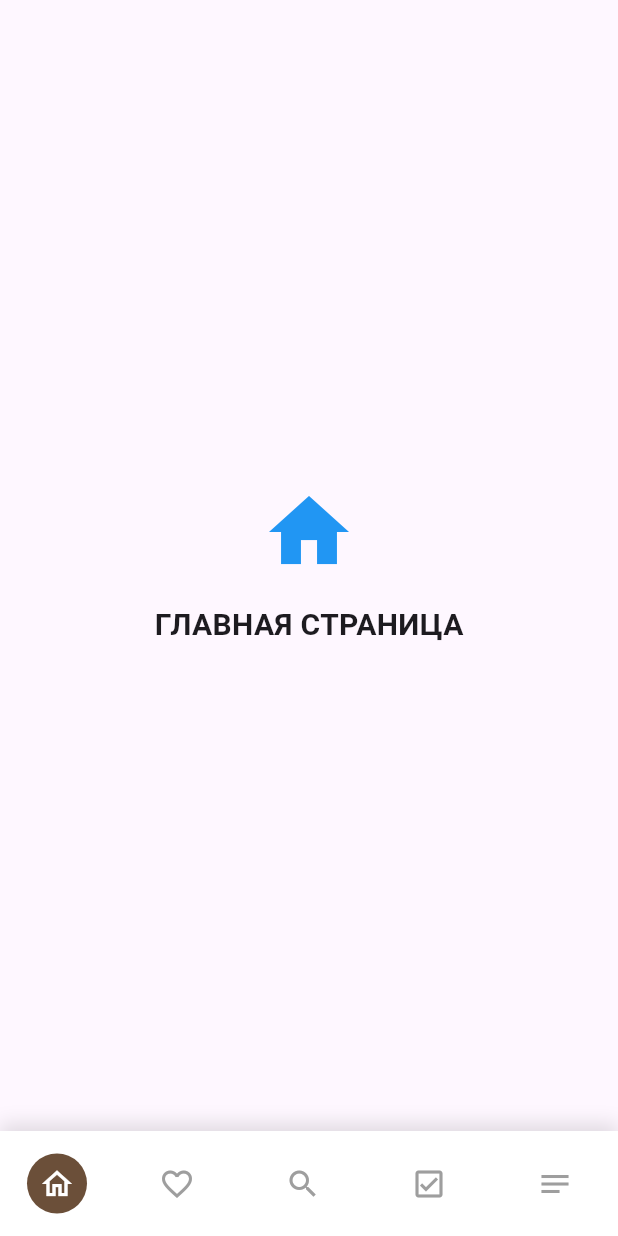
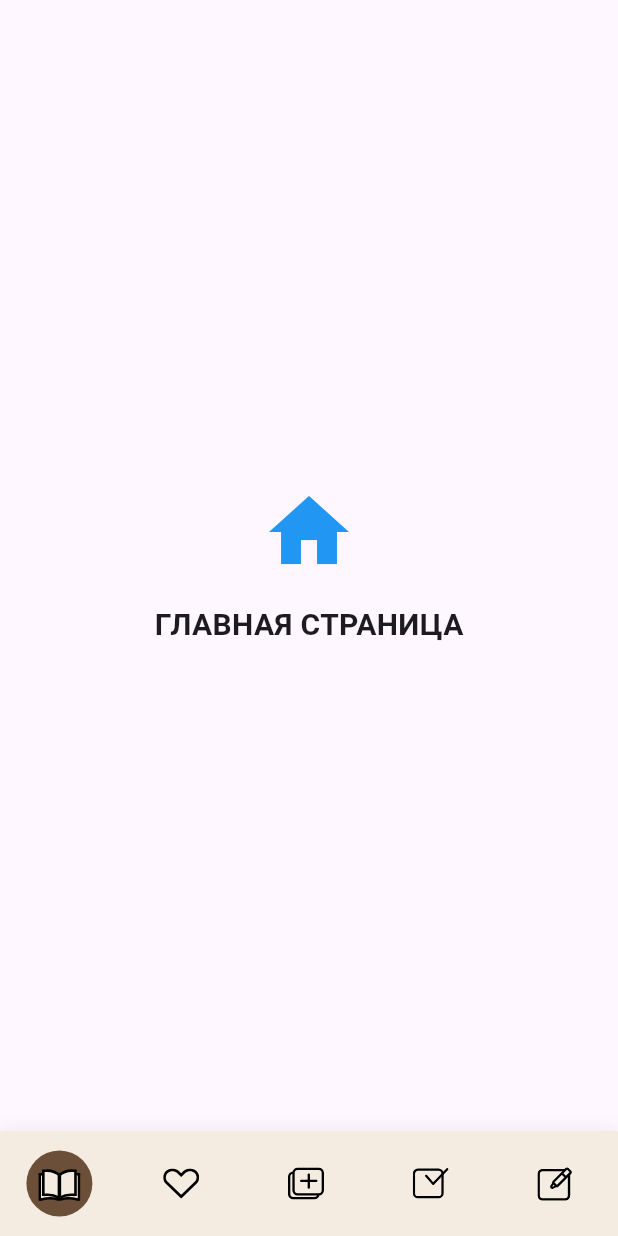
Before and after one commit to Annnna7/Book-Tracker, a Flutter app: the screen it shows after launch, on a phone screen of 412 x 824 dp. Run offline on Flutter 3.47's test engine with Material 3 defaults, Android fonts, the phone set to English and light mode, and no system bars; our stand-ins replace cached_network_image, flutter_svg.

Commit message:
finissshed widget navigation panel

```diff
--- a/lib/features/pages/home_page.dart
+++ b/lib/features/pages/home_page.dart
@@ -24,7 +24,7 @@ import 'book_search_page.dart';
 import 'wishlist_page.dart';
 import 'read_books_page.dart';
 import 'notes_page.dart';
-
+import 'package:book_tracker_app/features/widgets/nav_item.dart';
 
 class HomePage extends StatefulWidget {
   const HomePage({super.key});
--- a/lib/features/widgets/control_panel.dart
+++ b/lib/features/widgets/control_panel.dart
@@ -1,31 +1,6 @@
 import 'package:flutter/material.dart';
-
-enum NavItem {
-  home,        // Главная
-  wishlist,    // Вишлист
-  search,      // Поиск
-  completed,   // Прочитанное
-  notes,       // Заметки
-}
-
-/// Кастомная нижняя панель навигации для приложения BookTracker
-///
-/// Этот виджет предоставляет:
-/// - Интуитивную навигацию между основными разделами приложения
-/// - Визуальную индикацию текущего раздела через выделение активной кнопки
-/// - Единый стиль с брендовыми цветами приложения
-/// - Плавные переходы между состояниями кнопок
-///
-/// Особенности дизайна:
-/// - Активная кнопка отображается как коричневый кружок с белой иконкой
-/// - Неактивные кнопки - серые иконки без фона
-/// - Тень для создания эффекта "парящей" панели
-/// - Фиксированная высота 70px для оптимального UX
-///
-/// Принцип работы:
-/// - Получает текущее состояние через параметр selectedItem
-/// - Передает пользовательские взаимодействия через callback onItemTapped
-/// - Автоматически перерисовывается при изменении состояния
+import 'package:flutter_svg/flutter_svg.dart';
+import '../widgets/nav_item.dart';
 
 class ControlPanel extends StatelessWidget {
   final NavItem selectedItem;
@@ -40,61 +15,51 @@ class ControlPanel extends StatelessWidget {
   @override
   Widget build(BuildContext context) {
     const Color primaryBrown = Color.fromRGBO(107, 79, 57, 1.0);
-    const Color inactiveColor = Colors.grey;
+    const Color backgroundColor = Color(0xFFF4ECE1);
 
     return Container(
       height: 70,
-      decoration: const BoxDecoration(
-        color: Colors.white,
+      decoration: BoxDecoration(
+        color: backgroundColor,
         boxShadow: [
           BoxShadow(
-            color: Colors.black12,
-            blurRadius: 10,
-            offset: Offset(0, -5),
+            color: Colors.black.withOpacity(0.05),
+            blurRadius: 8,
+            offset: const Offset(0, -2),
           ),
         ],
       ),
       child: Row(
         mainAxisAlignment: MainAxisAlignment.spaceAround,
         children: [
-          // Кнопка 1: Главная
           _buildNavItem(
             item: NavItem.home,
-            icon: Icons.home_outlined,
+            iconPath: 'assets/icons/home.svg',
             activeColor: primaryBrown,
-            inactiveColor: inactiveColor,
             isSelected: selectedItem == NavItem.home,
           ),
-          // Кнопка 2: Вишлист
           _buildNavItem(
             item: NavItem.wishlist,
-            icon: Icons.favorite_border,
+            iconPath: 'assets/icons/wishlist.svg',
             activeColor: primaryBrown,
-            inactiveColor: inactiveColor,
             isSelected: selectedItem == NavItem.wishlist,
           ),
-          // Кнопка 3: Поиск
           _buildNavItem(
             item: NavItem.search,
-            icon: Icons.search,
+            iconPath: 'assets/icons/search.svg',
             activeColor: primaryBrown,
-            inactiveColor: inactiveColor,
             isSelected: selectedItem == NavItem.search,
           ),
-          // Кнопка 4: Прочитанное
           _buildNavItem(
             item: NavItem.completed,
-            icon: Icons.check_box_outlined,
+            iconPath: 'assets/icons/completed.svg',
             activeColor: primaryBrown,
-            inactiveColor: inactiveColor,
             isSelected: selectedItem == NavItem.completed,
           ),
-          // Кнопка 5: Заметки
           _buildNavItem(
             item: NavItem.notes,
-            icon: Icons.notes_outlined,
+            iconPath: 'assets/icons/notes.svg',
             activeColor: primaryBrown,
-            inactiveColor: inactiveColor,
             isSelected: selectedItem == NavItem.notes,
           ),
         ],
@@ -102,27 +67,14 @@ class ControlPanel extends StatelessWidget {
     );
   }
 
-    /// Создает отдельный элемент навигации с учетом его состояния
-  ///
-  /// @param item - идентификатор пункта навигации
-  /// @param icon - иконка Material Icons для отображения
-  /// @param activeColor - цвет для активного состояния
-  /// @param inactiveColor - цвет для неактивного состояния
-  /// @param isSelected - флаг указывающий является ли элемент текущим
-  ///
-  /// @return Widget - кнопка навигации в соответствующем состоянии:
-  /// - Активная: кружок с цветом activeColor и белой иконкой
-  /// - Неактивная: простая иконка цвета inactiveColor
-
   Widget _buildNavItem({
     required NavItem item,
-    required IconData icon,
+    required String iconPath,
     required Color activeColor,
-    required Color inactiveColor,
     required bool isSelected,
   }) {
     if (isSelected) {
-      // Активная кнопка с кружком (для всех кнопок)
+      // Активная кнопка - белая иконка на коричневом фоне
       return InkWell(
         onTap: () => onItemTapped(item),
         child: Container(
@@ -131,17 +83,21 @@ class ControlPanel extends StatelessWidget {
             color: activeColor,
             shape: BoxShape.circle,
           ),
-          child: Icon(
-            icon,
-            color: Colors.white,
-            size: 24,
+          child: SvgPicture.asset(
+            iconPath,
+            width: 28,
+            height: 28,
           ),
         ),
       );
     } else {
-      // Неактивная кнопка (простая иконка)
+      // Неактивная кнопка - оригинальный цвет иконки (черный)
       return IconButton(
-        icon: Icon(icon, color: inactiveColor, size: 24),
+        icon: SvgPicture.asset(
+          iconPath,
+          width: 24,
+          height: 24,
+        ),
         onPressed: () => onItemTapped(item),
       );
     }
--- /dev/null
+++ b/lib/features/widgets/nav_item.dart
@@ -0,0 +1,7 @@
+enum NavItem {
+  home,        // Главная
+  wishlist,    // Вишлист
+  search,      // Поиск
+  completed,   // Прочитанное
+  notes,       // Заметки
+}
--- a/pubspec.yaml
+++ b/pubspec.yaml
@@ -14,6 +14,7 @@ dependencies:
   http: ^1.1.0
   html: ^0.15.0
   cached_network_image: ^3.0.0
+  flutter_svg: ^2.0.9
 
 dev_dependencies:
   flutter_test:
@@ -22,3 +23,5 @@ dev_dependencies:
 
 flutter:
   uses-material-design: true
+  assets:
+    - assets/icons/
```
Also changed, not shown: lib/features/pages/statistics_page.dart (+132 -0 lines), assets/icons/completed.png (added), assets/icons/completed.svg (added), assets/icons/home.png (added), assets/icons/home.svg (added), assets/icons/notes.png (added), assets/icons/notes.svg (added), assets/icons/search.png (added), assets/icons/search.svg (added), assets/icons/wishlist.png (added), assets/icons/wishlist.svg (added), pubspec.lock.
